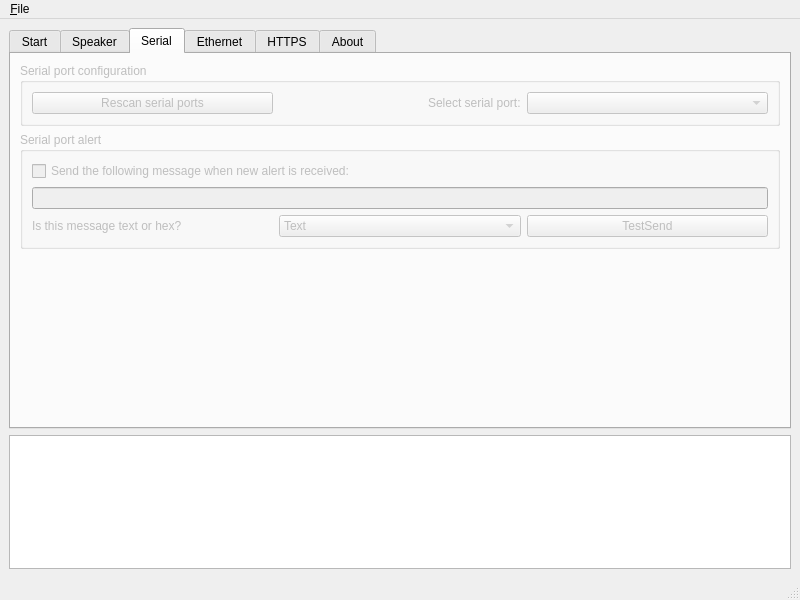
Qt form qt/ses.ui (ssfivy/SES-Rollout) before a commit.
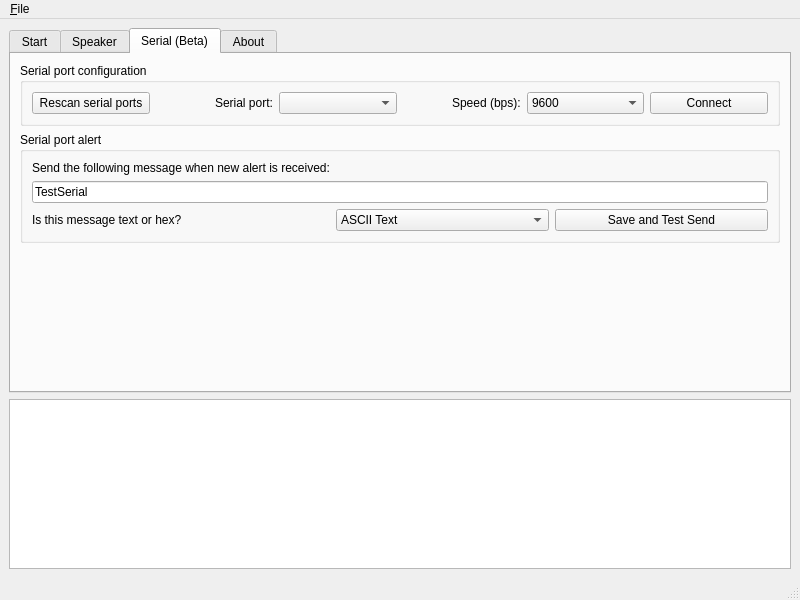
The same form after that commit. The open tabs and pages were chosen to show the change.

Commit message: Implement basic serial output, workflow still not smooth though.

What changed in the file:
```diff
--- a/qt/ses.ui
+++ b/qt/ses.ui
@@ -14,7 +14,7 @@
    <string>SES-Rollout</string>
   </property>
   <widget class="QWidget" name="centralwidget">
-   <layout class="QVBoxLayout" name="verticalLayout" stretch="3,1">
+   <layout class="QVBoxLayout" name="verticalLayout" stretch="0,1">
     <property name="sizeConstraint">
      <enum>QLayout::SetDefaultConstraint</enum>
     </property>
@@ -223,10 +223,10 @@
       </widget>
       <widget class="QWidget" name="tab_serial">
        <property name="enabled">
-        <bool>false</bool>
+        <bool>true</bool>
        </property>
        <attribute name="title">
-        <string>Serial</string>
+        <string>Serial (Beta)</string>
        </attribute>
        <layout class="QGridLayout" name="gridLayout_3">
         <item row="1" column="0" colspan="2">
@@ -235,28 +235,25 @@
            <string>Serial port alert</string>
           </property>
           <layout class="QGridLayout" name="gridLayout_4">
-           <item row="0" column="0" colspan="3">
-            <widget class="QCheckBox" name="checkBox">
-             <property name="text">
-              <string>Send the following message when new alert is received:</string>
-             </property>
-            </widget>
-           </item>
-           <item row="1" column="0" colspan="3">
-            <widget class="QLineEdit" name="lineEdit_3"/>
-           </item>
-           <item row="2" column="0">
+           <item row="4" column="0">
             <widget class="QLabel" name="label_2">
              <property name="text">
               <string>Is this message text or hex?</string>
              </property>
             </widget>
            </item>
-           <item row="2" column="1">
-            <widget class="QComboBox" name="comboBox_2">
+           <item row="1" column="0" colspan="3">
+            <widget class="QLineEdit" name="serial_msg">
+             <property name="text">
+              <string>TestSerial</string>
+             </property>
+            </widget>
+           </item>
+           <item row="4" column="1">
+            <widget class="QComboBox" name="serial_encoding">
              <item>
               <property name="text">
-               <string>Text</string>
+               <string>ASCII Text</string>
               </property>
              </item>
              <item>
@@ -266,10 +263,17 @@
              </item>
             </widget>
            </item>
-           <item row="2" column="2">
-            <widget class="QPushButton" name="pushButton_4">
+           <item row="4" column="2">
+            <widget class="QPushButton" name="serial_apply">
              <property name="text">
-              <string>TestSend</string>
+              <string>Save and Test Send</string>
+             </property>
+            </widget>
+           </item>
+           <item row="0" column="0">
+            <widget class="QLabel" name="label_4">
+             <property name="text">
+              <string>Send the following message when new alert is received:</string>
              </property>
             </widget>
            </item>
@@ -283,7 +287,7 @@
           </property>
           <layout class="QHBoxLayout" name="horizontalLayout_2">
            <item>
-            <widget class="QPushButton" name="pushButton_5">
+            <widget class="QPushButton" name="serial_rescan">
              <property name="text">
               <string>Rescan serial ports</string>
              </property>
@@ -292,12 +296,45 @@
            <item alignment="Qt::AlignRight">
             <widget class="QLabel" name="label_3">
              <property name="text">
-              <string>Select serial port:</string>
+              <string>Serial port:</string>
              </property>
             </widget>
            </item>
            <item>
-            <widget class="QComboBox" name="comboBox"/>
+            <widget class="QComboBox" name="serial_ports"/>
+           </item>
+           <item alignment="Qt::AlignRight">
+            <widget class="QLabel" name="label">
+             <property name="text">
+              <string>Speed (bps):</string>
+             </property>
+            </widget>
+           </item>
+           <item>
+            <widget class="QComboBox" name="serial_speed">
+             <item>
+              <property name="text">
+               <string>9600</string>
+              </property>
+             </item>
+             <item>
+              <property name="text">
+               <string>38400</string>
+              </property>
+             </item>
+             <item>
+              <property name="text">
+               <string>115200</string>
+              </property>
+             </item>
+            </widget>
+           </item>
+           <item>
+            <widget class="QPushButton" name="serial_connect">
+             <property name="text">
+              <string>Connect</string>
+             </property>
+            </widget>
            </item>
           </layout>
          </widget>
@@ -317,22 +354,6 @@
         </item>
        </layout>
       </widget>
-      <widget class="QWidget" name="tab_ethernet">
-       <property name="enabled">
-        <bool>false</bool>
-       </property>
-       <attribute name="title">
-        <string>Ethernet</string>
-       </attribute>
-      </widget>
-      <widget class="QWidget" name="tab_https">
-       <property name="enabled">
-        <bool>false</bool>
-       </property>
-       <attribute name="title">
-        <string>HTTPS</string>
-       </attribute>
-      </widget>
       <widget class="QWidget" name="tab_about">
        <attribute name="title">
         <string>About</string>
```
The commit also changes 4 other files.
